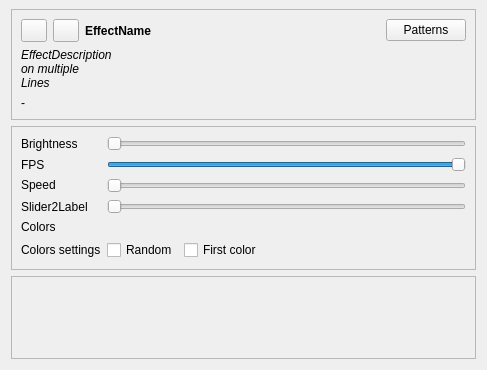
Above: OpenRGBEffectPage.ui from DLdota/OpenRGBEffectsPlugin before the change. Below: the same form after it.
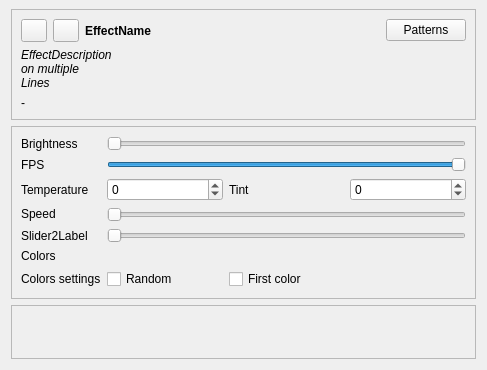
That is the form after the change. Custom widgets are drawn as their Qt base class.

Commit message: Add ability to set temperature and tint per effect

What changed in the file:
```diff
--- a/OpenRGBEffectPage.ui
+++ b/OpenRGBEffectPage.ui
@@ -172,15 +172,65 @@
      </property>
      <layout class="QGridLayout" name="gridLayout_4">
       <item row="0" column="0">
-       <layout class="QGridLayout" name="gridLayout_3" columnstretch="0,100,1000">
-        <item row="7" column="1">
-         <widget class="QCheckBox" name="RandomCheckbox">
+       <layout class="QGridLayout" name="gridLayout_3" columnstretch="0,0,0,0">
+        <item row="7" column="0">
+         <widget class="QLabel" name="ColorsLabel">
           <property name="text">
-           <string>Random</string>
+           <string>Colors</string>
+          </property>
+         </widget>
+        </item>
+        <item row="4" column="1">
+         <widget class="QSpinBox" name="Temperature">
+          <property name="minimum">
+           <number>-100</number>
+          </property>
+          <property name="maximum">
+           <number>100</number>
+          </property>
+         </widget>
+        </item>
+        <item row="3" column="0">
+         <widget class="QLabel" name="FPS_label">
+          <property name="text">
+           <string>FPS</string>
+          </property>
+         </widget>
+        </item>
+        <item row="8" column="0">
+         <widget class="QLabel" name="ColorsSettingsLabel">
+          <property name="text">
+           <string>Colors settings</string>
+          </property>
+         </widget>
+        </item>
+        <item row="2" column="0">
+         <widget class="QLabel" name="BrightnessLAbel">
+          <property name="text">
+           <string>Brightness</string>
           </property>
          </widget>
         </item>
         <item row="5" column="0">
+         <widget class="QLabel" name="SpeedLabel">
+          <property name="sizePolicy">
+           <sizepolicy hsizetype="Fixed" vsizetype="Fixed">
+            <horstretch>0</horstretch>
+            <verstretch>0</verstretch>
+           </sizepolicy>
+          </property>
+          <property name="minimumSize">
+           <size>
+            <width>50</width>
+            <height>0</height>
+           </size>
+          </property>
+          <property name="text">
+           <string>Speed</string>
+          </property>
+         </widget>
+        </item>
+        <item row="6" column="0">
          <widget class="QLabel" name="Slider2Label">
           <property name="sizePolicy">
            <sizepolicy hsizetype="Fixed" vsizetype="Preferred">
@@ -199,26 +249,64 @@
           </property>
          </widget>
         </item>
-        <item row="5" column="1" colspan="2">
-         <widget class="QTooltipedSlider" name="Slider2">
-          <property name="minimumSize">
-           <size>
-            <width>0</width>
-            <height>0</height>
-           </size>
+        <item row="8" column="1">
+         <widget class="QCheckBox" name="RandomCheckbox">
+          <property name="text">
+           <string>Random</string>
           </property>
-          <property name="maximumSize">
-           <size>
-            <width>16777215</width>
-            <height>16777215</height>
-           </size>
+         </widget>
+        </item>
+        <item row="4" column="0">
+         <widget class="QLabel" name="label">
+          <property name="text">
+           <string>Temperature</string>
           </property>
+         </widget>
+        </item>
+        <item row="4" column="2">
+         <widget class="QLabel" name="label_2">
+          <property name="text">
+           <string>Tint</string>
+          </property>
+         </widget>
+        </item>
+        <item row="4" column="3">
+         <widget class="QSpinBox" name="Tint">
+          <property name="minimum">
+           <number>-100</number>
+          </property>
+          <property name="maximum">
+           <number>100</number>
+          </property>
+         </widget>
+        </item>
+        <item row="2" column="1" colspan="3">
+         <widget class="QTooltipedSlider" name="Brightness_slider">
+          <property name="maximum">
+           <number>100</number>
+          </property>
           <property name="orientation">
            <enum>Qt::Horizontal</enum>
           </property>
          </widget>
         </item>
-        <item row="4" column="1" colspan="2">
+        <item row="3" column="1" colspan="3">
+         <widget class="QTooltipedSlider" name="FPS_slider">
+          <property name="minimum">
+           <number>1</number>
+          </property>
+          <property name="maximum">
+           <number>60</number>
+          </property>
+          <property name="value">
+           <number>60</number>
+          </property>
+          <property name="orientation">
+           <enum>Qt::Horizontal</enum>
+          </property>
+         </widget>
+        </item>
+        <item row="5" column="1" colspan="3">
          <widget class="QTooltipedSlider" name="SpeedSlider">
           <property name="enabled">
            <bool>true</bool>
@@ -240,14 +328,26 @@
           </property>
          </widget>
         </item>
-        <item row="7" column="2">
-         <widget class="QCheckBox" name="OnlyFirst">
-          <property name="text">
-           <string>First color</string>
+        <item row="6" column="1" colspan="3">
+         <widget class="QTooltipedSlider" name="Slider2">
+          <property name="minimumSize">
+           <size>
+            <width>0</width>
+            <height>0</height>
+           </size>
+          </property>
+          <property name="maximumSize">
+           <size>
+            <width>16777215</width>
+            <height>16777215</height>
+           </size>
+          </property>
+          <property name="orientation">
+           <enum>Qt::Horizontal</enum>
           </property>
          </widget>
         </item>
-        <item row="6" column="1" colspan="2">
+        <item row="7" column="1" colspan="3">
          <widget class="QFrame" name="Colors">
           <property name="styleSheet">
            <string notr="true">border: 0;</string>
@@ -260,76 +360,10 @@
           </property>
          </widget>
         </item>
-        <item row="4" column="0">
-         <widget class="QLabel" name="SpeedLabel">
-          <property name="sizePolicy">
-           <sizepolicy hsizetype="Fixed" vsizetype="Fixed">
-            <horstretch>0</horstretch>
-            <verstretch>0</verstretch>
-           </sizepolicy>
-          </property>
-          <property name="minimumSize">
-           <size>
-            <width>50</width>
-            <height>0</height>
-           </size>
-          </property>
+        <item row="8" column="2">
+         <widget class="QCheckBox" name="OnlyFirst">
           <property name="text">
-           <string>Speed</string>
-          </property>
-         </widget>
-        </item>
-        <item row="2" column="0">
-         <widget class="QLabel" name="BrightnessLAbel">
-          <property name="text">
-           <string>Brightness</string>
-          </property>
-         </widget>
-        </item>
-        <item row="3" column="0">
-         <widget class="QLabel" name="FPS_label">
-          <property name="text">
-           <string>FPS</string>
-          </property>
-         </widget>
-        </item>
-        <item row="6" column="0">
-         <widget class="QLabel" name="ColorsLabel">
-          <property name="text">
-           <string>Colors</string>
-          </property>
-         </widget>
-        </item>
-        <item row="2" column="1" colspan="2">
-         <widget class="QTooltipedSlider" name="Brightness_slider">
-          <property name="maximum">
-           <number>100</number>
-          </property>
-          <property name="orientation">
-           <enum>Qt::Horizontal</enum>
-          </property>
-         </widget>
-        </item>
-        <item row="3" column="1" colspan="2">
-         <widget class="QTooltipedSlider" name="FPS_slider">
-          <property name="minimum">
-           <number>1</number>
-          </property>
-          <property name="maximum">
-           <number>60</number>
-          </property>
-          <property name="value">
-           <number>60</number>
-          </property>
-          <property name="orientation">
-           <enum>Qt::Horizontal</enum>
-          </property>
-         </widget>
-        </item>
-        <item row="7" column="0">
-         <widget class="QLabel" name="ColorsSettingsLabel">
-          <property name="text">
-           <string>Colors settings</string>
+           <string>First color</string>
           </property>
          </widget>
         </item>
```
The commit also changes 63 other files.
